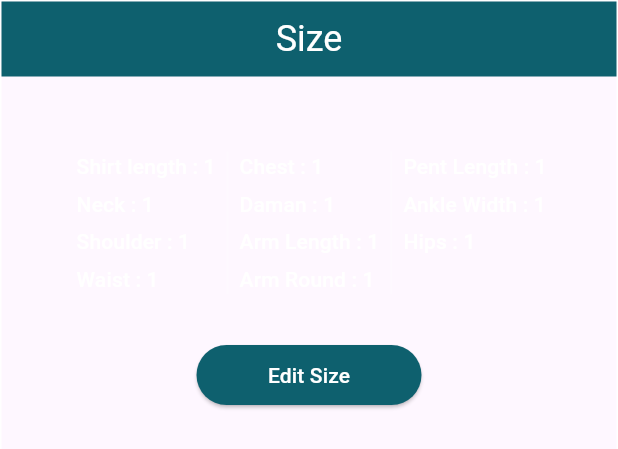
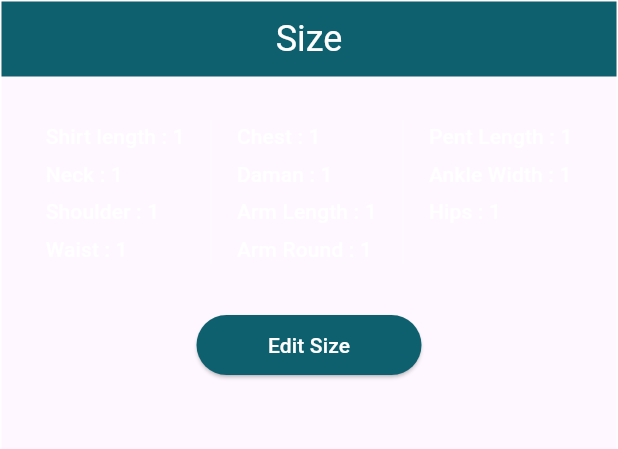
Before and after one commit to mahrukh-288/Smart-Darzi, a Flutter app: the SizeTable widget shown alone on an empty page, opened directly with empty values, on a phone screen of 412 x 824 dp. Shown: the top 449 px of the screen. Run offline on Flutter 3.47's test engine with Material 3 defaults, Android fonts, the phone set to English and light mode, and no system bars; our stand-ins replace bloc, dio, dropdown_search, equatable, firebase_core, flutter_bloc and 2 more; accounts and stored records are empty; network calls fail.

Commit message:
ui fixes

```diff
--- a/lib/customer_profile/componants/order_history.dart
+++ b/lib/customer_profile/componants/order_history.dart
@@ -30,7 +30,7 @@ class OrderHistory extends StatelessWidget {
             ),
           ),
          Padding(
-            padding: const EdgeInsets.symmetric(horizontal: 50, vertical: 50),
+            padding: const EdgeInsets.symmetric(horizontal: 20, vertical: 30),
             child:orders.length == 0 ? Text('No orders yet', style: Theme.of(context).textTheme.headlineSmall,) : DataTable(
                   border: const TableBorder(
                       horizontalInside: BorderSide(color: borderColor)),
--- a/lib/customer_profile/componants/size_table.dart
+++ b/lib/customer_profile/componants/size_table.dart
@@ -26,7 +26,8 @@ class SizeTable extends StatelessWidget {
           ),
         ),
         Padding(
-          padding: const EdgeInsets.symmetric(horizontal: 50, vertical: 50),
+
+          padding: const EdgeInsets.symmetric(horizontal: 20, vertical: 30),
           child: size == null ? Text('Size not found', style: Theme.of(context).textTheme.headlineSmall,) : Column(
                 children: [
                   IntrinsicHeight(
```
Also changed, not shown: lib/customer_profile/customer_profile.dart (+12 -2 lines).
